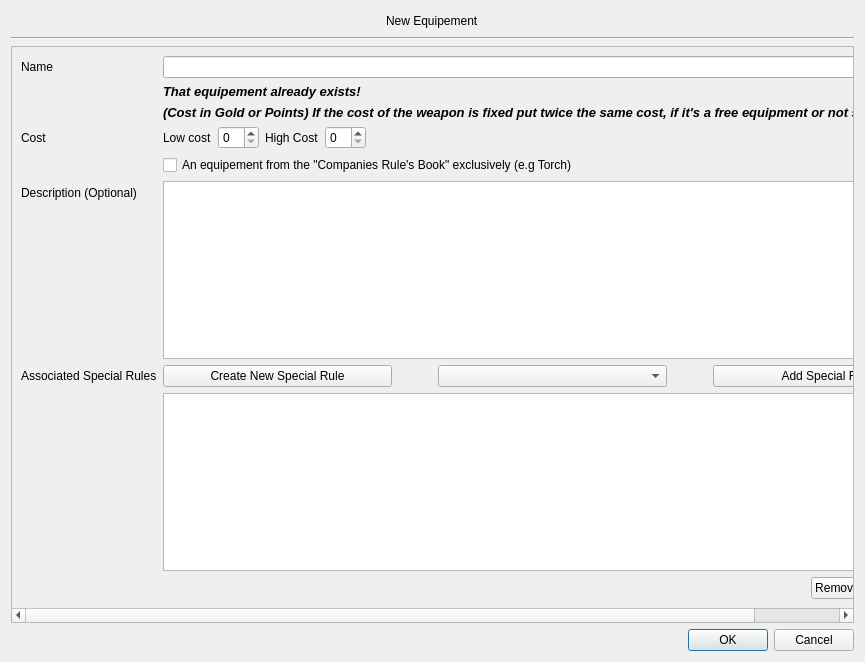
This is databaseHelperGui/ressources/equipementForm.ui in WeiPhil/LotrArmyCompanion as Qt 5 draws it before an edit. The edited form follows.
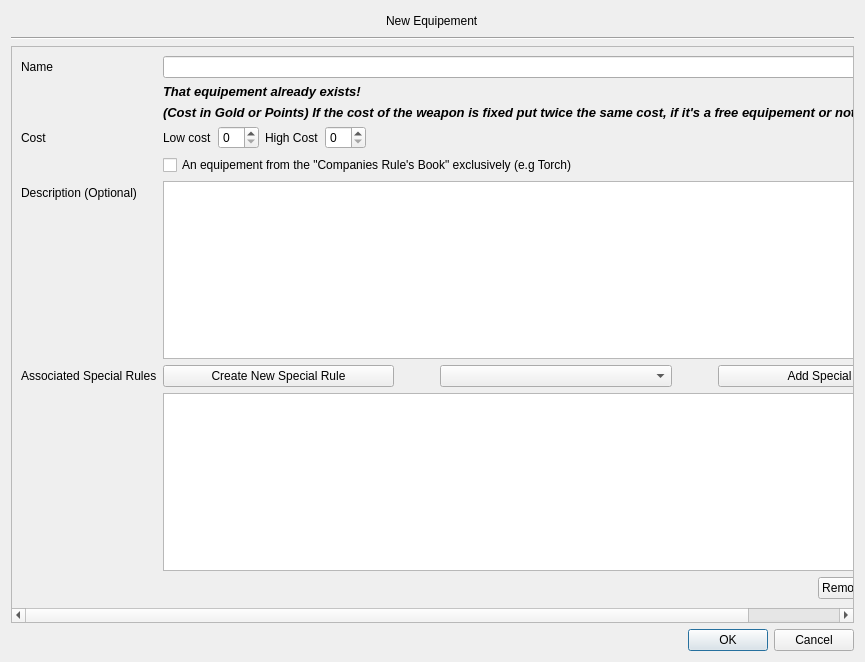
This is the edited form.

Commit message: Small fixes and improvements, can correctly buy optional equipements

```diff
--- a/databaseHelperGui/ressources/equipementForm.ui
+++ b/databaseHelperGui/ressources/equipementForm.ui
@@ -131,7 +131,7 @@
           </font>
          </property>
          <property name="text">
-          <string>(Cost in Gold or Points) If the cost of the weapon is fixed put twice the same cost, if it's a free equipment or not specified let 0.</string>
+          <string>(Cost in Gold or Points) If the cost of the weapon is fixed put twice the same cost, if it's a free equipement or not specified let 0.</string>
          </property>
         </widget>
        </item>
```
The commit also changes 45 other files.
